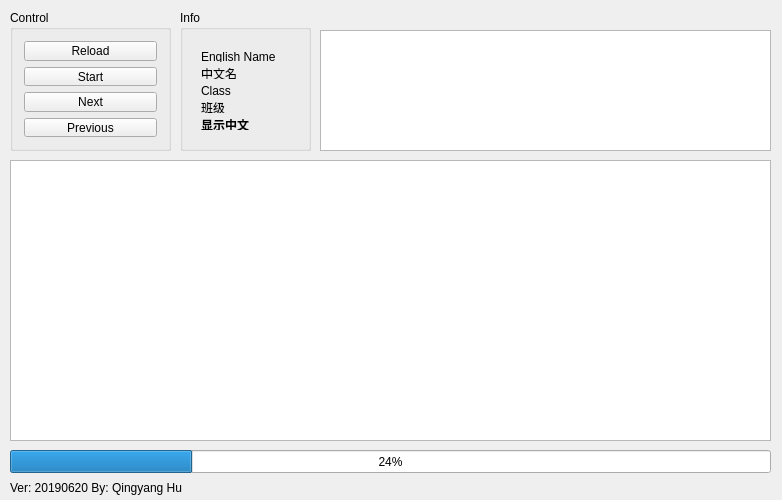
First picture: the form in mainwindow.ui, repository hqy2000/Caption, before the edit.
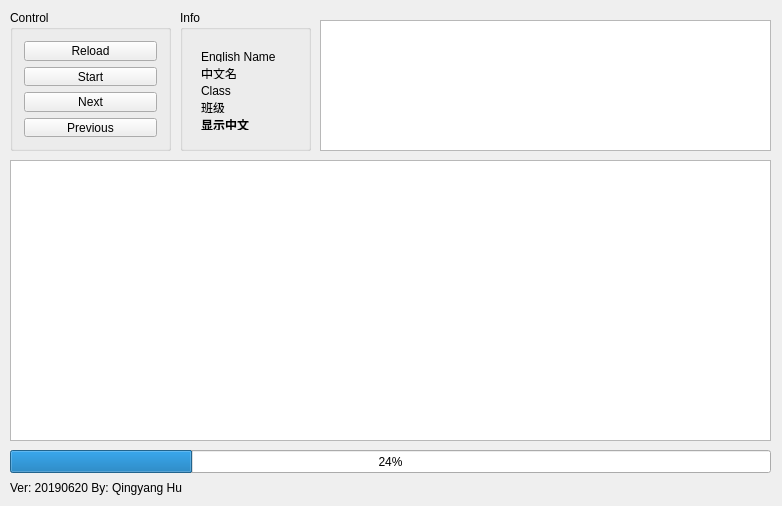
Second picture: the form after the edit.

```diff
--- a/mainwindow.ui
+++ b/mainwindow.ui
@@ -7,7 +7,7 @@
     <x>0</x>
     <y>0</y>
     <width>782</width>
-    <height>500</height>
+    <height>506</height>
    </rect>
   </property>
   <property name="sizePolicy">
@@ -169,9 +169,9 @@
     <property name="geometry">
      <rect>
       <x>320</x>
-      <y>30</y>
+      <y>20</y>
       <width>451</width>
-      <height>121</height>
+      <height>131</height>
      </rect>
     </property>
     <property name="font">
@@ -180,6 +180,9 @@
       <pointsize>16</pointsize>
      </font>
     </property>
+    <property name="readOnly">
+     <bool>false</bool>
+    </property>
    </widget>
    <widget class="QLabel" name="label">
     <property name="geometry">
```
Left out of the diff: 2 changed lines with no effect on the pictures.
